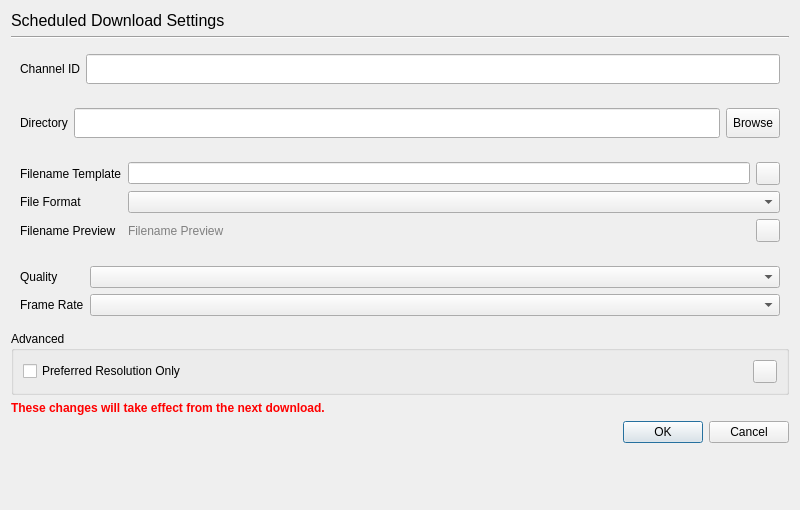
Above: resources/ui/scheduledDownloadSettings.ui from devhotteok/TwitchLink before the change. Below: the same form after it.
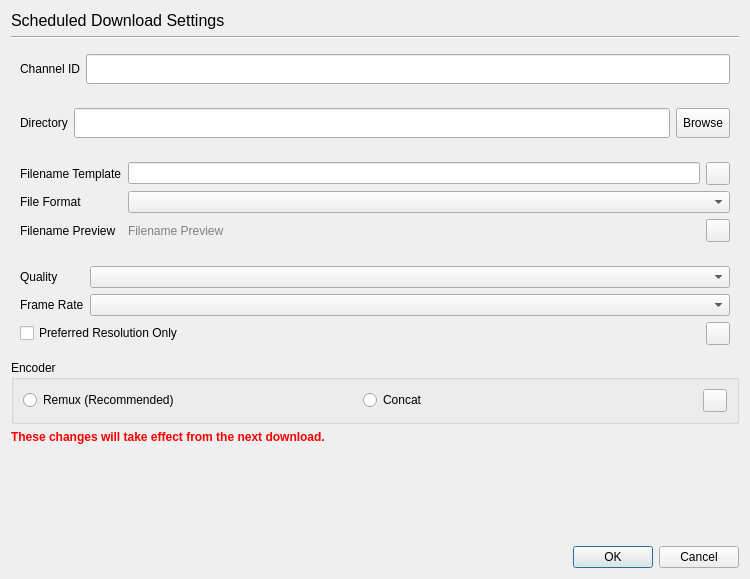
That is the form after the change. Icons and pictures are not drawn.

```diff
--- a/resources/ui/scheduledDownloadSettings.ui
+++ b/resources/ui/scheduledDownloadSettings.ui
@@ -6,8 +6,8 @@
    <rect>
     <x>0</x>
     <y>0</y>
-    <width>800</width>
-    <height>484</height>
+    <width>746</width>
+    <height>578</height>
    </rect>
   </property>
   <property name="sizePolicy">
@@ -16,11 +16,6 @@
     <verstretch>0</verstretch>
    </sizepolicy>
   </property>
-  <property name="font">
-   <font>
-    <pointsize>9</pointsize>
-   </font>
-  </property>
   <property name="windowTitle">
    <string>Scheduled Download Settings</string>
   </property>
@@ -241,8 +236,23 @@
        <number>0</number>
       </property>
       <item>
+       <widget class="QWidget" name="resolutionSettingsArea" native="true">
+        <layout class="QVBoxLayout" name="resolutionSettingsAreaLayout">
+         <item>
        <widget class="QWidget" name="resolutionArea" native="true">
         <layout class="QFormLayout" name="resolutionAreaLayout">
+            <property name="leftMargin">
+             <number>0</number>
+            </property>
+            <property name="topMargin">
+             <number>0</number>
+            </property>
+            <property name="rightMargin">
+             <number>0</number>
+            </property>
+            <property name="bottomMargin">
+             <number>0</number>
+            </property>
          <item row="0" column="0">
           <widget class="QLabel" name="preferredQualityLabel">
            <property name="sizePolicy">
@@ -305,18 +315,6 @@
        </widget>
       </item>
       <item>
-       <widget class="QGroupBox" name="advancedArea">
-        <property name="sizePolicy">
-         <sizepolicy hsizetype="Preferred" vsizetype="Fixed">
-          <horstretch>0</horstretch>
-          <verstretch>0</verstretch>
-         </sizepolicy>
-        </property>
-        <property name="title">
-         <string>Advanced</string>
-        </property>
-        <layout class="QVBoxLayout" name="advancedAreaLayout">
-         <item>
           <widget class="QWidget" name="preferredResolutionOnlyArea" native="true">
            <layout class="QHBoxLayout" name="preferredResolutionOnlyAreaLayout">
             <property name="leftMargin">
@@ -358,12 +356,44 @@
      </layout>
     </widget>
    </item>
+   <item>
+    <widget class="QGroupBox" name="encoderArea">
+     <property name="title">
+      <string>Encoder</string>
+     </property>
+     <layout class="QHBoxLayout" name="encoderAreaLayout">
+      <item>
+       <widget class="QRadioButton" name="remuxRadioButton">
+        <property name="text">
+         <string>Remux (Recommended)</string>
+        </property>
+       </widget>
+      </item>
+      <item>
+       <widget class="QRadioButton" name="concatRadioButton">
+        <property name="text">
+         <string>Concat</string>
+        </property>
+       </widget>
+      </item>
+      <item>
+       <widget class="QToolButton" name="encoderInfo">
+        <property name="toolTip">
+         <string>Help</string>
+        </property>
+        <property name="icon">
+         <iconset>
+          <normaloff>../icons/help.svg</normaloff>../icons/help.svg</iconset>
+        </property>
+       </widget>
+      </item>
+     </layout>
+    </widget>
+   </item>
    <item>
     <widget class="QLabel" name="nextDownloadLabel">
      <property name="font">
       <font>
-       <pointsize>9</pointsize>
-       <weight>75</weight>
        <bold>true</bold>
       </font>
      </property>
@@ -375,6 +405,46 @@
      </property>
     </widget>
    </item>
+   <item>
+    <spacer name="verticalSpacer_1">
+     <property name="orientation">
+      <enum>Qt::Vertical</enum>
+     </property>
+     <property name="sizeHint" stdset="0">
+      <size>
+       <width>20</width>
+       <height>0</height>
+      </size>
+     </property>
+    </spacer>
+   </item>
+   <item>
+    <widget class="QWidget" name="partnerContentArea_1" native="true">
+     <property name="minimumSize">
+      <size>
+       <width>728</width>
+       <height>90</height>
+      </size>
+     </property>
+     <layout class="QHBoxLayout" name="adAreaLayout_1">
+      <property name="spacing">
+       <number>0</number>
+      </property>
+      <property name="leftMargin">
+       <number>0</number>
+      </property>
+      <property name="topMargin">
+       <number>0</number>
+      </property>
+      <property name="rightMargin">
+       <number>0</number>
+      </property>
+      <property name="bottomMargin">
+       <number>0</number>
+      </property>
+     </layout>
+    </widget>
+   </item>
    <item>
     <widget class="QDialogButtonBox" name="buttonBox">
      <property name="orientation">
@@ -385,33 +455,6 @@
      </property>
     </widget>
    </item>
-   <item>
-    <widget class="QWidget" name="adArea_1" native="true">
-     <property name="minimumSize">
-      <size>
-       <width>320</width>
-       <height>50</height>
-      </size>
-     </property>
-     <layout class="QHBoxLayout" name="adAreaLayout_1">
-      <property name="spacing">
-       <number>0</number>
-      </property>
-      <property name="leftMargin">
-       <number>0</number>
-      </property>
-      <property name="topMargin">
-       <number>0</number>
-      </property>
-      <property name="rightMargin">
-       <number>0</number>
-      </property>
-      <property name="bottomMargin">
-       <number>0</number>
-      </property>
-     </layout>
-    </widget>
-   </item>
   </layout>
  </widget>
  <resources/>
```
Left out of the diff: 20 changed lines with no effect on the pictures. Lines whose indentation alone changed are shown as unchanged.
